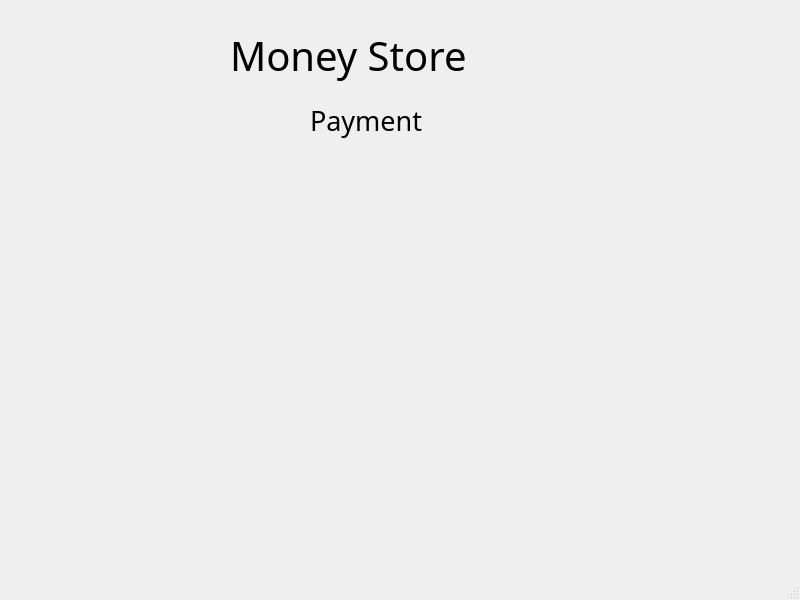
benedictowusu/bookstore, file mainwindow.ui: the form before one commit.
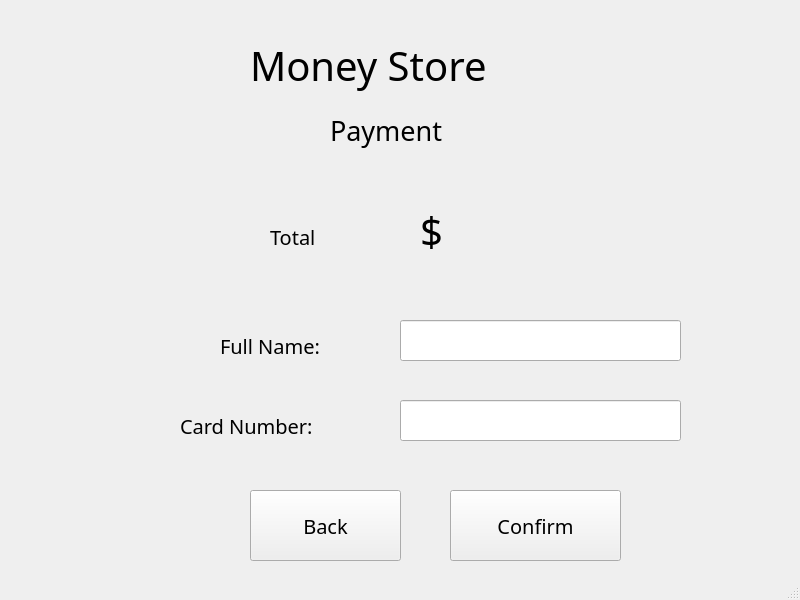
The form after the commit. The open tabs and pages were chosen to show the change.

Commit message: added the navigation and functionalities to most buttons

Diff of the .ui file:
```diff
--- a/mainwindow.ui
+++ b/mainwindow.ui
@@ -17,8 +17,8 @@
    <widget class="QStackedWidget" name="stackedWidget">
     <property name="geometry">
      <rect>
-      <x>-10</x>
-      <y>0</y>
+      <x>10</x>
+      <y>10</y>
       <width>781</width>
       <height>571</height>
      </rect>
@@ -388,6 +388,174 @@
        <string>Payment</string>
       </property>
      </widget>
+     <widget class="QLabel" name="totalPricePay">
+      <property name="geometry">
+       <rect>
+        <x>430</x>
+        <y>200</y>
+        <width>111</width>
+        <height>51</height>
+       </rect>
+      </property>
+      <property name="font">
+       <font>
+        <family>Arial Black</family>
+        <pointsize>30</pointsize>
+       </font>
+      </property>
+      <property name="text">
+       <string/>
+      </property>
+      <property name="alignment">
+       <set>Qt::AlignCenter</set>
+      </property>
+     </widget>
+     <widget class="QLabel" name="label_8">
+      <property name="geometry">
+       <rect>
+        <x>260</x>
+        <y>201</y>
+        <width>81</width>
+        <height>51</height>
+       </rect>
+      </property>
+      <property name="font">
+       <font>
+        <family>Arial Black</family>
+        <pointsize>15</pointsize>
+       </font>
+      </property>
+      <property name="text">
+       <string>Total</string>
+      </property>
+     </widget>
+     <widget class="QLabel" name="label_9">
+      <property name="geometry">
+       <rect>
+        <x>210</x>
+        <y>310</y>
+        <width>151</width>
+        <height>51</height>
+       </rect>
+      </property>
+      <property name="font">
+       <font>
+        <family>Arial Black</family>
+        <pointsize>15</pointsize>
+       </font>
+      </property>
+      <property name="text">
+       <string>Full Name:</string>
+      </property>
+     </widget>
+     <widget class="QLabel" name="label_10">
+      <property name="geometry">
+       <rect>
+        <x>170</x>
+        <y>390</y>
+        <width>191</width>
+        <height>51</height>
+       </rect>
+      </property>
+      <property name="font">
+       <font>
+        <family>Arial Black</family>
+        <pointsize>15</pointsize>
+       </font>
+      </property>
+      <property name="text">
+       <string>Card Number:</string>
+      </property>
+     </widget>
+     <widget class="QLineEdit" name="lineEdit_fullName">
+      <property name="geometry">
+       <rect>
+        <x>390</x>
+        <y>310</y>
+        <width>281</width>
+        <height>41</height>
+       </rect>
+      </property>
+      <property name="font">
+       <font>
+        <family>Arial</family>
+        <pointsize>12</pointsize>
+       </font>
+      </property>
+     </widget>
+     <widget class="QLineEdit" name="lineEdit_cardNumber">
+      <property name="geometry">
+       <rect>
+        <x>390</x>
+        <y>390</y>
+        <width>281</width>
+        <height>41</height>
+       </rect>
+      </property>
+      <property name="font">
+       <font>
+        <family>Arial</family>
+        <pointsize>12</pointsize>
+       </font>
+      </property>
+     </widget>
+     <widget class="QPushButton" name="confirm">
+      <property name="geometry">
+       <rect>
+        <x>440</x>
+        <y>480</y>
+        <width>171</width>
+        <height>71</height>
+       </rect>
+      </property>
+      <property name="font">
+       <font>
+        <family>Arial Black</family>
+        <pointsize>15</pointsize>
+       </font>
+      </property>
+      <property name="text">
+       <string>Confirm</string>
+      </property>
+     </widget>
+     <widget class="QPushButton" name="Back_2">
+      <property name="geometry">
+       <rect>
+        <x>240</x>
+        <y>480</y>
+        <width>151</width>
+        <height>71</height>
+       </rect>
+      </property>
+      <property name="font">
+       <font>
+        <family>Arial Black</family>
+        <pointsize>15</pointsize>
+       </font>
+      </property>
+      <property name="text">
+       <string>Back</string>
+      </property>
+     </widget>
+     <widget class="QLabel" name="label_11">
+      <property name="geometry">
+       <rect>
+        <x>410</x>
+        <y>190</y>
+        <width>31</width>
+        <height>61</height>
+       </rect>
+      </property>
+      <property name="font">
+       <font>
+        <family>Arial Black</family>
+        <pointsize>30</pointsize>
+       </font>
+      </property>
+      <property name="text">
+       <string>$</string>
+      </property>
+     </widget>
     </widget>
     <widget class="QWidget" name="thankyou">
      <widget class="QLabel" name="label_5">
```
Left out of the diff: 133 changed lines with no effect on the pictures. The commit also changes 2 other files.
